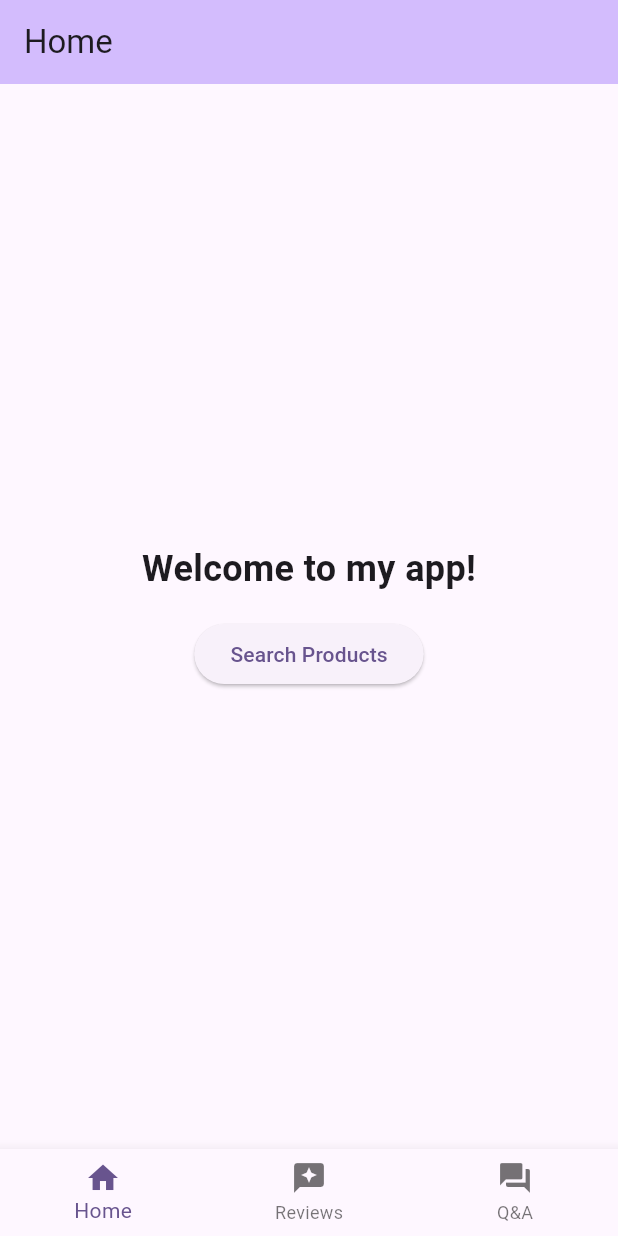
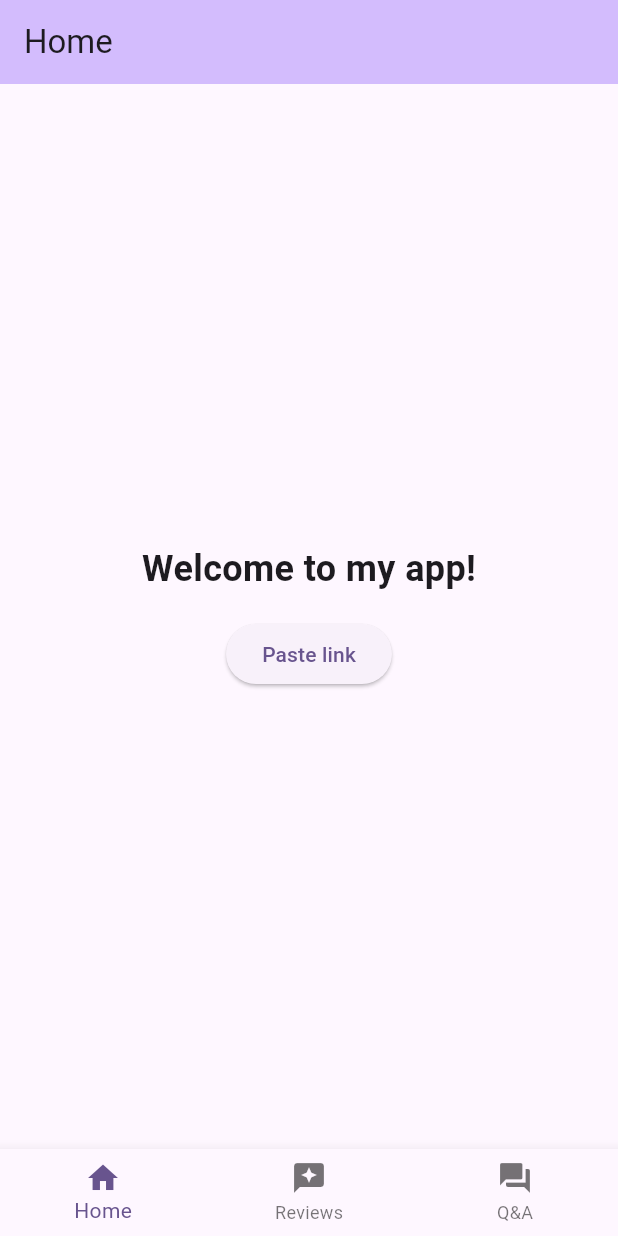
Before and after one commit to HoaxBlade/Just-Doing-Something, a Flutter app: the screen it shows after launch, on a phone screen of 412 x 824 dp. Run offline on Flutter 3.47's test engine with Material 3 defaults, Android fonts, the light colour scheme and no system bars; our stand-ins replace firebase_core; accounts and stored records are empty.

Commit message:
project's initial development, UI development

```diff
--- a/reviewer_app/lib/main.dart
+++ b/reviewer_app/lib/main.dart
@@ -83,10 +83,7 @@ class HomeScreen extends StatelessWidget {
               style: TextStyle(fontSize: 24, fontWeight: FontWeight.bold),
             ),
             const SizedBox(height: 16),
-            ElevatedButton(
-              onPressed: () {},
-              child: const Text('Search Products'),
-            ),
+            ElevatedButton(onPressed: () {}, child: const Text('Paste link')),
           ],
         ),
       ),
```
